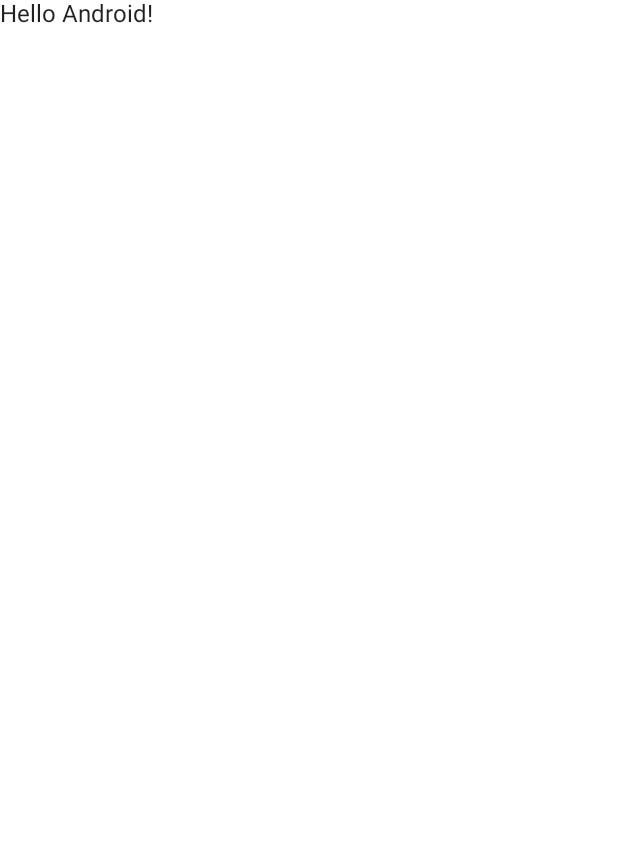
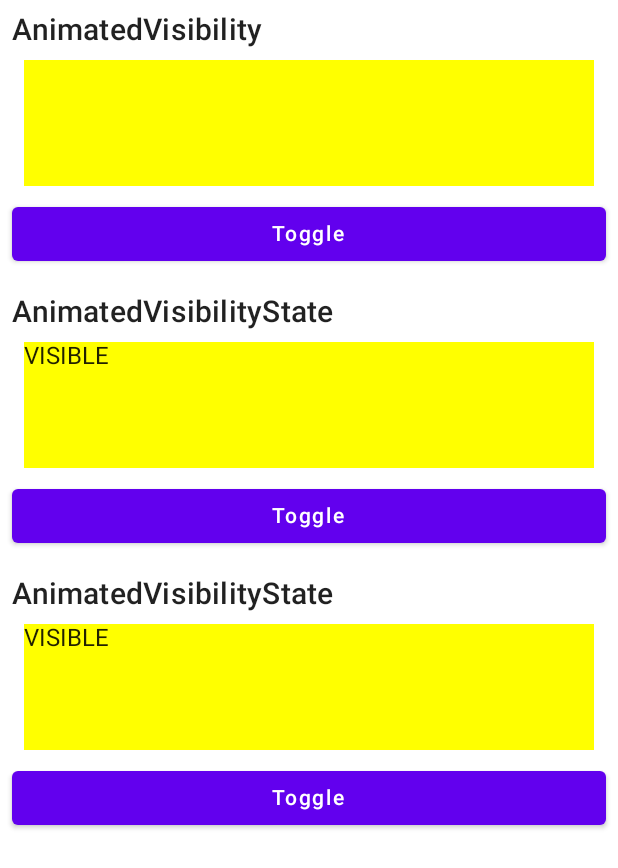
Before and after one commit to kaleidot725-android/compose-animation, an Android app built with Jetpack Compose: the screen it shows after launch (MainActivity), on a phone screen of 412 x 824 dp. Before the commit the part shown is almost empty. Shown: the top 868 px of the screen. Run offline under Robolectric (Android 15) with nearby library versions, the phone set to English and light mode, and no system bars.

Commit message:
feat: add AnimatedVisibility sample

```diff
--- a/app/src/main/java/jp/kaleidot725/animation/MainActivity.kt
+++ b/app/src/main/java/jp/kaleidot725/animation/MainActivity.kt
@@ -3,36 +3,196 @@ package jp.kaleidot725.animation
 import android.os.Bundle
 import androidx.activity.ComponentActivity
 import androidx.activity.compose.setContent
+import androidx.compose.animation.AnimatedVisibility
+import androidx.compose.animation.ExperimentalAnimationApi
+import androidx.compose.animation.core.MutableTransitionState
+import androidx.compose.animation.expandIn
+import androidx.compose.animation.shrinkOut
+import androidx.compose.foundation.layout.Column
+import androidx.compose.foundation.layout.fillMaxWidth
+import androidx.compose.foundation.layout.height
+import androidx.compose.foundation.layout.padding
+import androidx.compose.foundation.lazy.LazyColumn
+import androidx.compose.material.Button
 import androidx.compose.material.MaterialTheme
 import androidx.compose.material.Surface
 import androidx.compose.material.Text
-import androidx.compose.runtime.Composable
+import androidx.compose.runtime.*
+import androidx.compose.ui.Alignment
+import androidx.compose.ui.Modifier
+import androidx.compose.ui.graphics.Color
 import androidx.compose.ui.tooling.preview.Preview
-import jp.kaleidot725.animation.ui.theme.AnimationTheme
+import androidx.compose.ui.unit.dp
+import jp.kaleidot725.animation.ui.theme.AppTheme
 
 class MainActivity : ComponentActivity() {
+    @ExperimentalAnimationApi
     override fun onCreate(savedInstanceState: Bundle?) {
         super.onCreate(savedInstanceState)
         setContent {
-            AnimationTheme {
-                // A surface container using the 'background' color from the theme
+            AppTheme {
                 Surface(color = MaterialTheme.colors.background) {
-                    Greeting("Android")
+                    LazyColumn {
+                        item {
+                            AnimatedVisibilitySample()
+                        }
+
+                        item {
+                            AnimatedVisibilityStateSample()
+                        }
+
+                        item {
+                            AnimatedVisibilityEnterExitSample()
+                        }
+                    }
                 }
             }
         }
     }
 }
 
+@ExperimentalAnimationApi
 @Composable
-fun Greeting(name: String) {
-    Text(text = "Hello $name!")
+fun AnimatedVisibilitySample() {
+    var editable by remember { mutableStateOf(true) }
+
+    Column(modifier = Modifier.padding(8.dp)) {
+        Text(
+            text = "AnimatedVisibility",
+            style = MaterialTheme.typography.h6
+        )
+
+        AnimatedVisibility(visible = editable) {
+            Surface(
+                color = Color.Yellow,
+                modifier = Modifier
+                    .fillMaxWidth()
+                    .height(100.dp)
+                    .align(Alignment.CenterHorizontally)
+                    .padding(8.dp)
+            ) {}
+        }
+
+        Button(
+            onClick = { editable = !editable },
+            modifier = Modifier.fillMaxWidth()
+        ) {
+            Text(text = "Toggle")
+        }
+    }
 }
 
+@ExperimentalAnimationApi
+@Composable
+fun AnimatedVisibilityStateSample() {
+    val state = remember {
+        MutableTransitionState(false).apply {
+            targetState = true
+        }
+    }
+
+    Column(modifier = Modifier.padding(8.dp)) {
+        Text(
+            text = "AnimatedVisibilityState",
+            style = MaterialTheme.typography.h6
+        )
+
+        AnimatedVisibility(visibleState = state) {
+            Surface(
+                color = Color.Yellow,
+                modifier = Modifier
+                    .fillMaxWidth()
+                    .height(100.dp)
+                    .align(Alignment.CenterHorizontally)
+                    .padding(8.dp)
+            ) {
+                Text(
+                    text = state.getAnimationState().toString()
+                )
+            }
+        }
+
+        Button(
+            onClick = { state.targetState = !state.currentState },
+            modifier = Modifier.fillMaxWidth()
+        ) {
+            Text(text = "Toggle")
+        }
+    }
+}
+
+@ExperimentalAnimationApi
+@Composable
+fun AnimatedVisibilityEnterExitSample() {
+    val state = remember {
+        MutableTransitionState(false).apply {
+            targetState = true
+        }
+    }
+
+    Column(modifier = Modifier.padding(8.dp)) {
+        Text(
+            text = "AnimatedVisibilityState",
+            style = MaterialTheme.typography.h6
+        )
+
+        AnimatedVisibility(
+            visibleState = state,
+            enter = expandIn(),
+            exit = shrinkOut()
+        ) {
+            Surface(
+                color = Color.Yellow,
+                modifier = Modifier
+                    .fillMaxWidth()
+                    .height(100.dp)
+                    .align(Alignment.CenterHorizontally)
+                    .padding(8.dp)
+            ) {
+                Text(text = state.getAnimationState().toString())
+            }
+        }
+
+        Button(
+            onClick = { state.targetState = !state.currentState },
+            modifier = Modifier.fillMaxWidth()
+        ) {
+            Text(text = "Toggle")
+        }
+    }
+}
+
+@ExperimentalAnimationApi
 @Preview(showBackground = true)
 @Composable
 fun DefaultPreview() {
-    AnimationTheme {
-        Greeting("Android")
+    AppTheme {
+        Surface(color = MaterialTheme.colors.background) {
+            LazyColumn {
+                item {
+                    AnimatedVisibilitySample()
+                }
+
+                item {
+                    AnimatedVisibilityStateSample()
+                }
+            }
+        }
     }
 }
+
+enum class AnimState {
+    VISIBLE,
+    INVISIBLE,
+    APPEARING,
+    DISAPPEARING
+}
+
+fun MutableTransitionState<Boolean>.getAnimationState(): AnimState {
+    return when {
+        this.isIdle && this.currentState -> AnimState.VISIBLE
+        !this.isIdle && this.currentState -> AnimState.DISAPPEARING
+        this.isIdle && !this.currentState -> AnimState.INVISIBLE
+        else -> AnimState.APPEARING
+    }
+}
--- a/app/src/main/java/jp/kaleidot725/animation/ui/theme/Theme.kt
+++ b/app/src/main/java/jp/kaleidot725/animation/ui/theme/Theme.kt
@@ -28,7 +28,7 @@ private val LightColorPalette = lightColors(
 )
 
 @Composable
-fun AnimationTheme(darkTheme: Boolean = isSystemInDarkTheme(), content: @Composable() () -> Unit) {
+fun AppTheme(darkTheme: Boolean = isSystemInDarkTheme(), content: @Composable() () -> Unit) {
     val colors = if (darkTheme) {
         DarkColorPalette
     } else {
```
